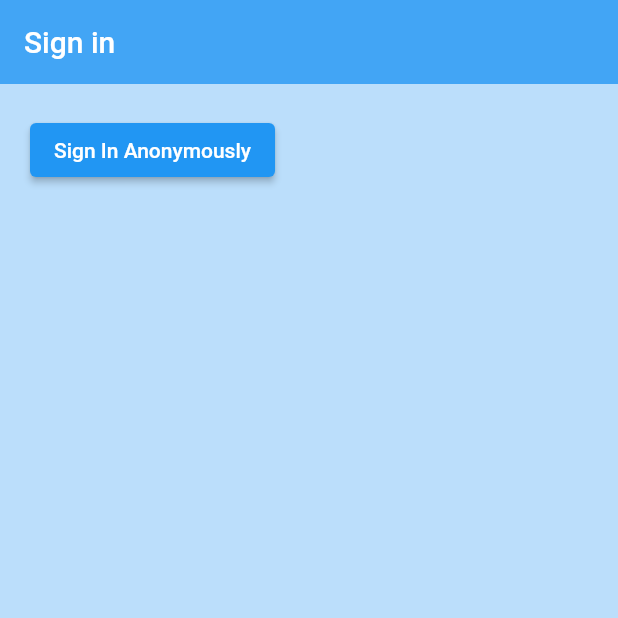
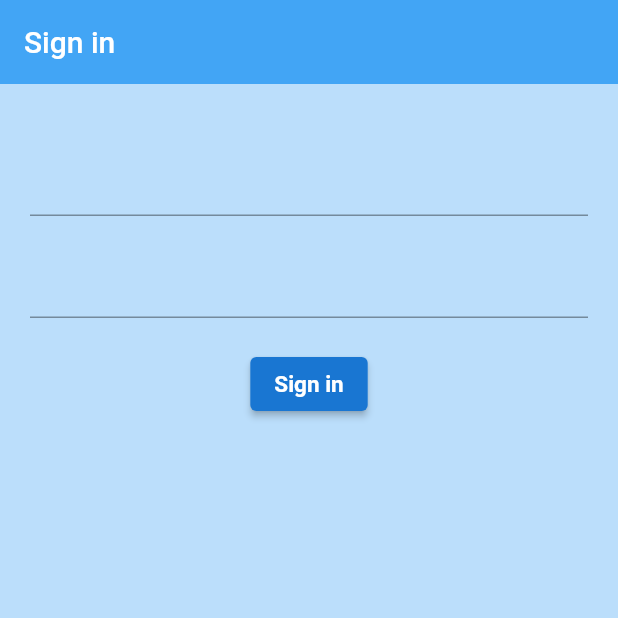
Before and after one commit to Josk95/Flutter-Firebase-AuthProject, a Flutter app: the screen it shows after launch, on a phone screen of 412 x 824 dp, the top half of it. Run offline on Flutter 3.47's test engine with Material 2 defaults, Android fonts, the phone set to English and light mode, and no system bars; our stand-ins replace firebase_auth, firebase_core; accounts and stored records are empty.

Commit message:
Sign In Form
Created a signIn form

```diff
--- a/lib/screens/authenticate/sign_in.dart
+++ b/lib/screens/authenticate/sign_in.dart
@@ -11,6 +11,10 @@ class SignIn extends StatefulWidget {
 class _SignInState extends State<SignIn> {
   final AuthService _authService = AuthService();
 
+  //Text Field state
+  String email = "";
+  String password = "";
+
   @override
   Widget build(BuildContext context) {
     return Scaffold(
@@ -22,17 +26,40 @@ class _SignInState extends State<SignIn> {
         ),
         body: Container(
           padding: const EdgeInsets.symmetric(vertical: 20.0, horizontal: 20.0),
-          child: ElevatedButton(
+          child: Form(
+            child: Column(
+              children: [
+                const SizedBox(height: 20),
+                TextFormField(
+                  onChanged: (value) {
+                    setState(() {
+                      email = value;
+                    });
+                  },
+                ),
+                const SizedBox(height: 20),
+                TextFormField(
+                  obscureText: true,
+                  onChanged: (value) {
+                    setState(() {
+                      password = value;
+                    });
+                  },
+                ),
+                SizedBox(height: 20),
+                ElevatedButton(
+                    style: ElevatedButton.styleFrom(
+                        primary: Colors.blue[700],
+                        textStyle: TextStyle(
+                            fontSize: 15, fontWeight: FontWeight.bold)),
                     onPressed: () async {
-                dynamic result = await _authService.signInAnon();
-                if (result == null) {
-                  print('error signing in');
-                } else {
-                  print('signed in');
-                  print(result.uid);
-                }
+                      print(email);
+                      print(password);
                     },
-              child: const Text('Sign In Anonymously'))),
-    );
+                    child: Text('Sign in'))
+              ],
+            ),
+          ),
+        ));
   }
 }
```
Lines whose indentation alone changed are shown as unchanged.
